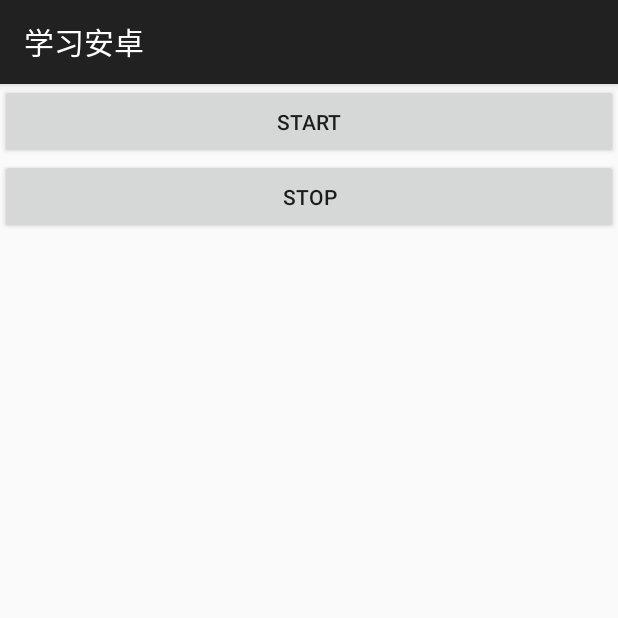
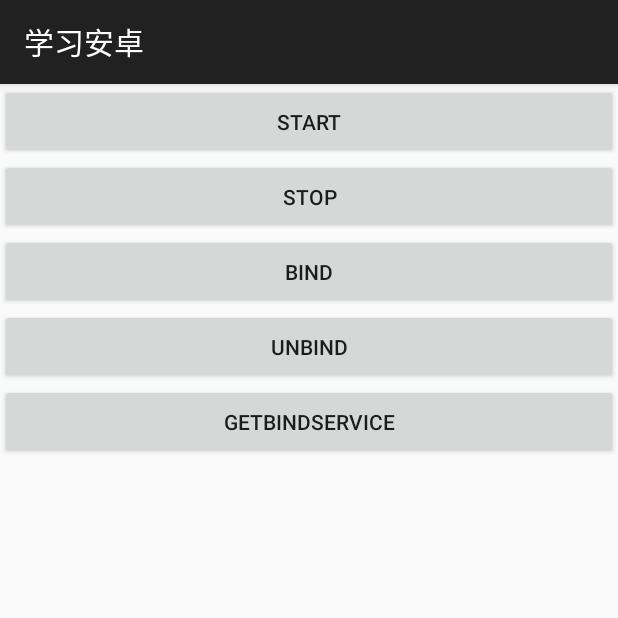
Before and after one commit to boycehe/MyCodeLaboratory, an Android app: the Chapter10Activity screen opened directly, with no data from a screen before it, on a phone screen of 412 x 824 dp, the top half of it. Run offline under Robolectric (Android 15) with nearby library versions, the phone set to English and light mode, and no system bars.

Commit message:
learn android service

```diff
--- a/Android/app/src/main/java/com/example/heboyce/learnandroid/Chapter10/Chapter10Activity.java
+++ b/Android/app/src/main/java/com/example/heboyce/learnandroid/Chapter10/Chapter10Activity.java
@@ -1,16 +1,38 @@
 package com.example.heboyce.learnandroid.Chapter10;
 
+import android.app.Service;
+import android.content.ComponentName;
 import android.content.Intent;
+import android.content.ServiceConnection;
+import android.os.IBinder;
 import android.support.v7.app.AppCompatActivity;
 import android.os.Bundle;
 import android.view.View;
 import android.widget.Button;
+import android.widget.Toast;
 
 import com.example.heboyce.learnandroid.R;
 
 public class Chapter10Activity extends AppCompatActivity {
 
-    Button start,stop;
+    Button start,stop,bind,unbind,getServiceStatus;
+
+    BindService.MyBinder binder;
+
+    private ServiceConnection conn = new ServiceConnection() {
+        @Override
+        public void onServiceConnected(ComponentName name, IBinder service) {
+            System.out.println("--Service Connected--");
+            binder = (BindService.MyBinder)service;
+        }
+
+        @Override
+        public void onServiceDisconnected(ComponentName name) {
+            System.out.println("--Service Disconnected--");
+
+        }
+    };
+
 
     @Override
     protected void onCreate(Bundle savedInstanceState) {
@@ -36,5 +58,34 @@ public class Chapter10Activity extends AppCompatActivity {
         });
 
 
+        bind = (Button)findViewById(R.id.bind);
+        unbind = (Button)findViewById(R.id.unbind);
+        getServiceStatus = (Button)findViewById(R.id.getServiceStatus);
+
+        final Intent intent1 = new Intent(this,BindService.class);
+        bind.setOnClickListener(new View.OnClickListener() {
+            @Override
+            public void onClick(View v) {
+                bindService(intent1,conn, Service.BIND_AUTO_CREATE);
+                System.out.println("falfjaljfaljfl:::"+binder);
+            }
+        });
+
+        unbind.setOnClickListener(new View.OnClickListener() {
+            @Override
+            public void onClick(View v) {
+                unbindService(conn);
+            }
+        });
+
+        getServiceStatus.setOnClickListener(new View.OnClickListener() {
+            @Override
+            public void onClick(View v) {
+                Toast.makeText(Chapter10Activity.this,"Service的count值为："+binder.getCount(),Toast.LENGTH_SHORT).show();
+            }
+        });
+
+
+
     }
 }
--- a/Android/app/src/main/res/layout/activity_chapter10.xml
+++ b/Android/app/src/main/res/layout/activity_chapter10.xml
@@ -17,6 +17,23 @@
         android:id="@+id/stop"
         android:text="stop"
         />
-
+    <Button
+        android:layout_width="match_parent"
+        android:layout_height="50dp"
+        android:id="@+id/bind"
+        android:text="Bind"
+        />
+    <Button
+        android:layout_width="match_parent"
+        android:layout_height="50dp"
+        android:id="@+id/unbind"
+        android:text="unbind"
+        />
+    <Button
+        android:layout_width="match_parent"
+        android:layout_height="50dp"
+        android:id="@+id/getServiceStatus"
+        android:text="getbindService"
+        />
 
 </LinearLayout>
```
Also changed, not shown: Android/app/src/main/AndroidManifest.xml (+6 -1 lines), Android/app/src/main/java/com/example/heboyce/learnandroid/Chapter10/BindService.java (added, +87 -0 lines), 9 other files.
